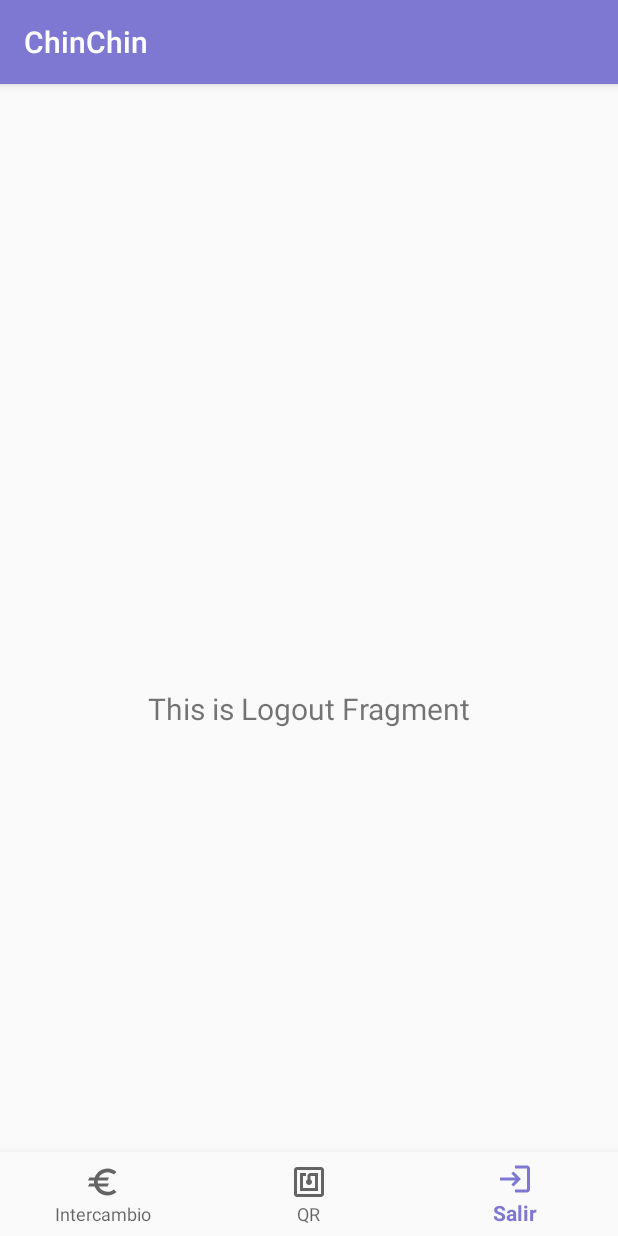
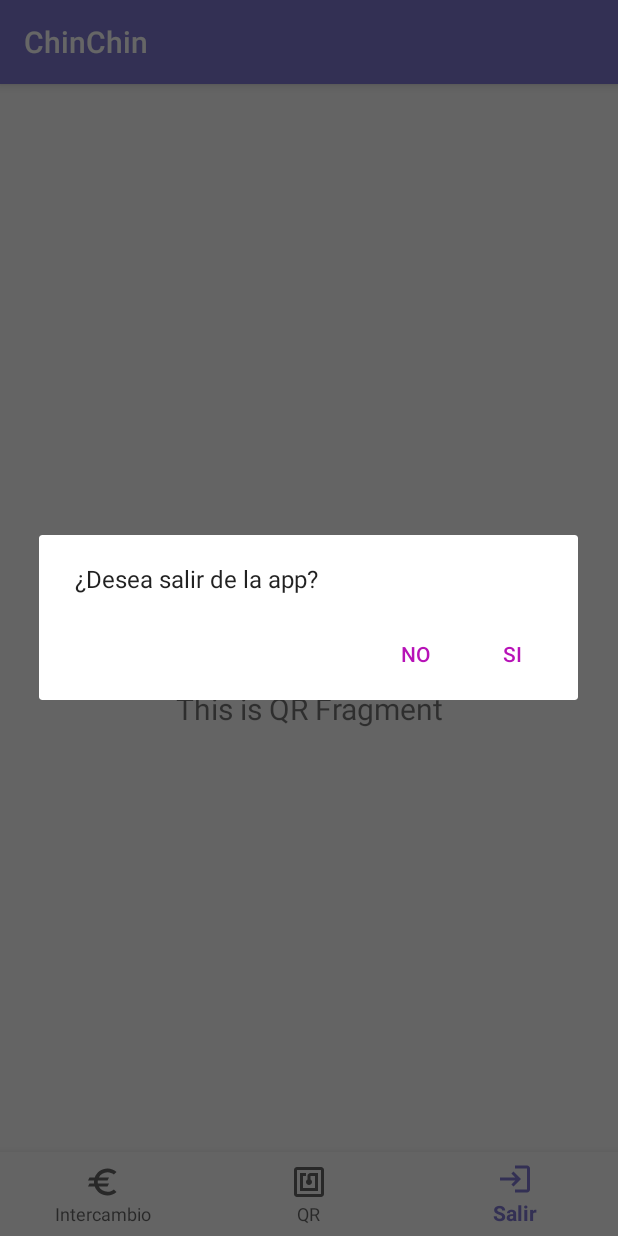
Before and after one commit to hdlm/chinchin, an Android app: the screen it shows after launch (MainActivity), item 3 of the bottom bar chosen, on a phone screen of 412 x 824 dp. Run offline under Robolectric (Android 15) with nearby library versions, the phone set to English and light mode, and no system bars; our stand-ins replace Volley.

Commit message:
incluido el logout

```diff
--- a/app/src/main/java/com/chinchin/MainActivity.kt
+++ b/app/src/main/java/com/chinchin/MainActivity.kt
@@ -31,9 +31,13 @@ class MainActivity : AppCompatActivity() {
                 return@OnNavigationItemSelectedListener true
             }
             R.id.navigation_logout -> {
+                //
+                // SHOW DIALOG
+                //
+                var dialogFragment: DialogFragment = LogoutFragment.newInstance()
+                val fm = supportFragmentManager
+                dialogFragment.show(fm.beginTransaction(), "dialog")
 
-                //TODO aqui va el logout
-                replaceFragment(LogoutFragment.newInstance())
                 return@OnNavigationItemSelectedListener true
             }
         }
@@ -49,6 +53,7 @@ class MainActivity : AppCompatActivity() {
         val queue = Volley.newRequestQueue(this)
         val url = "https://www.binance.com/exchange-api/v1/public/asset-service/product/get-products"
 
+        //PENDING deshabilitado el llamado al webservice hasta tener claro como procesar el valor de la divisa a elegir
 //        val ws = WebService.newInstance(this)
 //        ws.getAll(object: WebService.ICallback {
 //            override fun done(divisa: Divisa) {
--- a/app/src/main/java/com/chinchin/ui/exchange/ExchangeFragment.kt
+++ b/app/src/main/java/com/chinchin/ui/exchange/ExchangeFragment.kt
@@ -33,7 +33,8 @@ class ExchangeFragment : Fragment() {
 
     override fun onViewCreated(view: View, savedInstanceState: Bundle?) {
         super.onViewCreated(view, savedInstanceState)
-        //viewModel = ViewModelProvider(this).get(ExchangeViewModel::class.java)
+
+        Log.d(MainActivity.TAG, "view created: " + this.javaClass.simpleName )
 
         resultadoTextView.text = getString(R.string.exchange_fragment_resultado_textview_no_value)
 
--- a/app/src/main/java/com/chinchin/ui/logout/LogoutFragment.kt
+++ b/app/src/main/java/com/chinchin/ui/logout/LogoutFragment.kt
@@ -1,37 +1,82 @@
 package com.chinchin.ui.logout
 
+import android.app.Activity
+import android.app.AlertDialog
+import android.app.Dialog
+import android.content.DialogInterface
 import android.os.Bundle
+import android.util.Log
 import android.view.LayoutInflater
 import android.view.View
 import android.view.ViewGroup
 import android.widget.TextView
+import androidx.fragment.app.DialogFragment
 import androidx.fragment.app.Fragment
 import androidx.lifecycle.Observer
 import androidx.lifecycle.ViewModelProvider
+import com.chinchin.MainActivity
 import com.chinchin.R
+import java.lang.IllegalStateException
 
-class LogoutFragment : Fragment() {
+class LogoutFragment : DialogFragment() {
 
+    private val DIALOG_FRAGMENT = 1
     private lateinit var logoutViewModel: LogoutViewModel
 
-    override fun onCreateView(
-            inflater: LayoutInflater,
-            container: ViewGroup?,
-            savedInstanceState: Bundle?
-    ): View? {
-        logoutViewModel =
-                ViewModelProvider(this).get(LogoutViewModel::class.java)
-        val root = inflater.inflate(R.layout.fragment_logout, container, false)
-        val textView: TextView = root.findViewById(R.id.text_notifications)
-        logoutViewModel.text.observe(viewLifecycleOwner, Observer {
-            textView.text = it
-        })
-        return root
-    }
+//    override fun onCreateView(
+//            inflater: LayoutInflater,
+//            container: ViewGroup?,
+//            savedInstanceState: Bundle?
+//    ): View? {
+//        logoutViewModel =
+//                ViewModelProvider(this).get(LogoutViewModel::class.java)
+//        val root = inflater.inflate(R.layout.fragment_logout, container, false)
+//        val textView: TextView = root.findViewById(R.id.text_notifications)
+//        logoutViewModel.text.observe(viewLifecycleOwner, Observer {
+//            textView.text = it
+//        })
+//        return root
+//    }
 
     companion object {
         fun newInstance(): LogoutFragment {
             return LogoutFragment()
         }
     }
+
+
+    var mCallback: InterfaceCommunicator? = null
+
+    interface InterfaceCommunicator {
+        fun sendRequestCode(resultCode: Int)
+    }
+
+    override fun onCreateDialog(savedInstanceState: Bundle?): Dialog {
+        Log.d(MainActivity.TAG, "view created: " + this.javaClass.simpleName )
+
+        return activity?.let {
+            // Use the Builder class for convenient dialog construction
+            val builder = AlertDialog.Builder(it)
+            //var mAuth = FirebaseAuth.getInstance()
+
+            builder.setMessage(R.string.logout_dialog_message)
+                .setPositiveButton(R.string.logout_dialog_button_yes,
+                    DialogInterface.OnClickListener { _, _ ->
+                        // User accepted
+                        mCallback?.sendRequestCode(Activity.RESULT_OK)
+                        System.exit(0)
+                        //dismiss()
+                    })
+                .setNegativeButton(R.string.logout_dialog_button_no,
+                    DialogInterface.OnClickListener { _, _ ->
+                        // User cancelled the dialog
+                        mCallback?.sendRequestCode(Activity.RESULT_CANCELED)
+                        dismiss()
+                    })
+            // Create the AlertDialog object and return it
+            builder.create()
+        }?: throw IllegalStateException("Activity cannot be null")
+    }
+
+
 }
--- a/app/src/main/java/com/chinchin/ui/qr/QrFragment.kt
+++ b/app/src/main/java/com/chinchin/ui/qr/QrFragment.kt
@@ -1,6 +1,7 @@
 package com.chinchin.ui.qr
 
 import android.os.Bundle
+import android.util.Log
 import android.view.LayoutInflater
 import android.view.View
 import android.view.ViewGroup
@@ -8,6 +9,7 @@ import android.widget.TextView
 import androidx.fragment.app.Fragment
 import androidx.lifecycle.Observer
 import androidx.lifecycle.ViewModelProvider
+import com.chinchin.MainActivity
 import com.chinchin.R
 
 class QrFragment : Fragment() {
@@ -26,6 +28,7 @@ class QrFragment : Fragment() {
         qrViewModel.text.observe(viewLifecycleOwner, Observer {
             textView.text = it
         })
+        Log.d(MainActivity.TAG, "view created: " + this.javaClass.simpleName )
         return root
     }
 
--- a/app/src/main/res/values/colors.xml
+++ b/app/src/main/res/values/colors.xml
@@ -3,5 +3,5 @@
     <color name="colorPrimary">#7F78D2</color>
     <color name="colorPrimaryDark">#481380</color>
     <color name="colorPrimaryLight">#EFB1FF</color>
-    <color name="colorAccent">#FFE2FF</color>
+    <color name="colorAccent">#B712B7</color>
 </resources>
--- a/app/src/main/res/values/strings.xml
+++ b/app/src/main/res/values/strings.xml
@@ -17,6 +17,10 @@
     <string name="exchange_fragment_resultado_textview_no_value">Sin valor</string>
     <string name="valor_tasa">valor de la tasa de cambio</string>
 
+    <string name="logout_dialog_message">¿Desea salir de la app?</string>
+    <string name="logout_dialog_button_yes">Si</string>
+    <string name="logout_dialog_button_no">No</string>
+
     <string-array name="divisas_array">
         <item>USD</item>
         <item>ETH</item>
```
